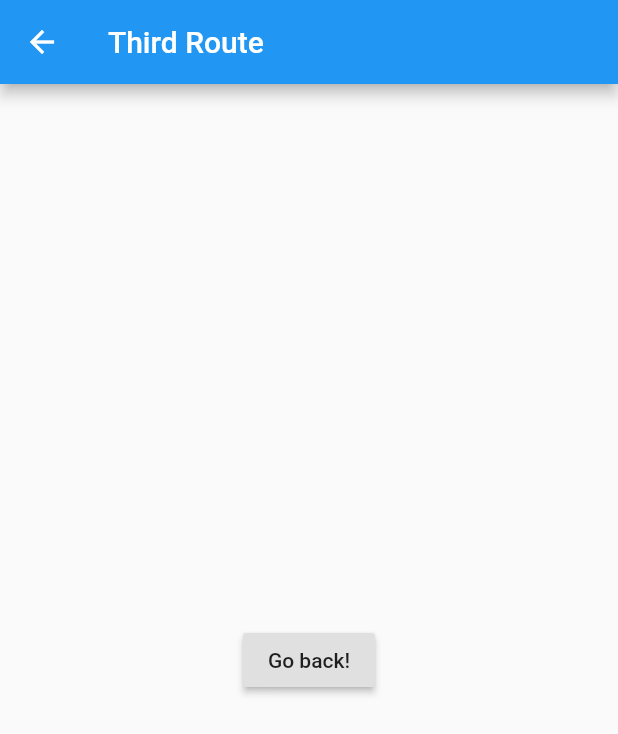
After one commit to kmh339/flutter_login, a Flutter app: the Third screen opened directly, on a phone screen of 412 x 824 dp. The commit adds this screen. Shown: the top 734 px of the screen. Run offline on Flutter 3.47's test engine with Material 2 defaults, Android fonts, the phone set to English and light mode, and no system bars; our stand-ins replace bloc, equatable, flutter_bloc, get, shared_preferences; accounts and stored records are empty.

```diff
--- a/lib/main.dart
+++ b/lib/main.dart
@@ -5,6 +5,7 @@ import 'package:flutter_bloc/flutter_bloc.dart';
 import 'package:flutter_login/common/common.dart';
 import 'package:flutter_login/simple_bloc_delegate.dart';
 import 'package:flutter_login/ui/login/login_page.dart';
+import 'package:flutter_login/ui/pages/first.dart';
 import 'package:flutter_login/ui/splash/splash_page.dart';
 
 import 'blocs/authentication/authentication_bloc.dart';
--- /dev/null
+++ b/lib/ui/pages/second.dart
@@ -0,0 +1,22 @@
+import 'package:flutter/cupertino.dart';
+import 'package:flutter/material.dart';
+import 'package:get/get.dart';
+
+class Second extends StatelessWidget {
+  @override
+  Widget build(BuildContext context) {
+    return Scaffold(
+      appBar: AppBar(
+        title: Text('second Route'),
+      ),
+      body: Center(
+        child: RaisedButton(
+          child: Text('To the last route \nargument :'),
+          onPressed: () {
+            Get.toNamed("/third");
+          },
+        ),
+      ),
+    );
+  }
+}
--- /dev/null
+++ b/lib/ui/pages/third.dart
@@ -0,0 +1,23 @@
+import 'package:flutter/material.dart';
+import 'package:get/get.dart';
+
+class Third extends StatelessWidget {
+  @override
+  Widget build(BuildContext context) {
+    return Scaffold(
+      appBar: AppBar(
+        title: Text("Third Route"),
+      ),
+      body: Center(
+        child: RaisedButton(
+          onPressed: () {
+//            Get.toNamed("/second");
+          print("get back");
+          Get.back();
+          },
+          child: Text('Go back!'),
+        ),
+      ),
+    );
+  }
+}
--- a/pubspec.yaml
+++ b/pubspec.yaml
@@ -11,6 +11,7 @@ dependencies:
   flutter_bloc:
   equatable: ^1.0.0
   shared_preferences: ^0.5.7
+  get: ^1.17.3
 
 dev_dependencies:
   flutter_test:
```
Also changed, not shown: lib/middleware/middleware.dart (added, +29 -0 lines), lib/router/router.dart (added, +34 -0 lines), lib/ui/home/home_page.dart (+20 -13 lines), lib/ui/pages/first.dart (added, +28 -0 lines).
